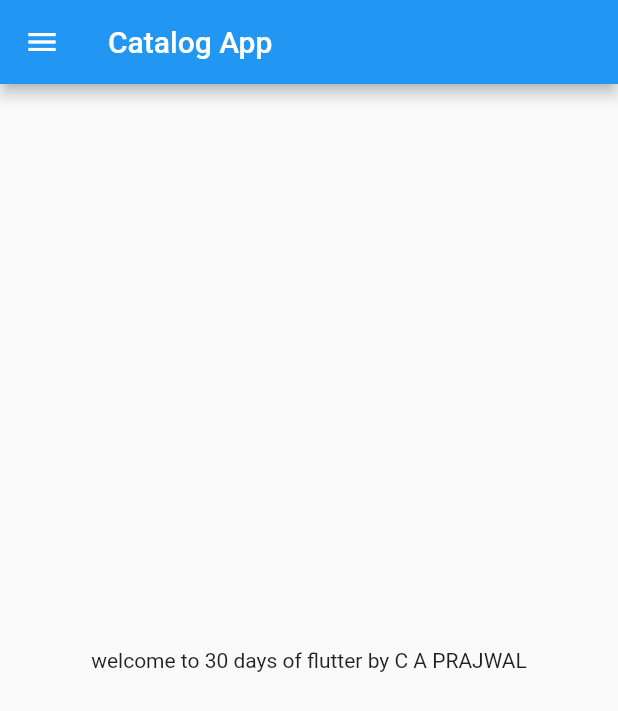
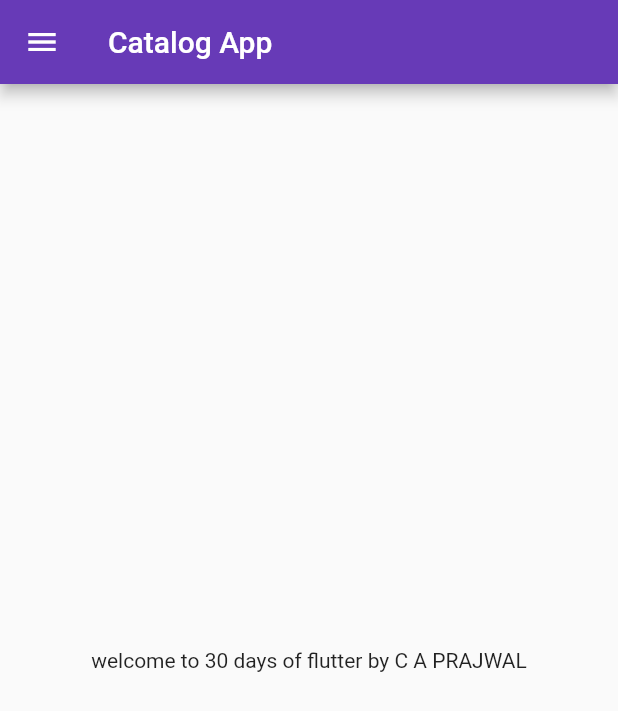
Before and after one commit to caprajwal/flutter_pphins, a Flutter app: the screen it shows after launch, on a phone screen of 412 x 824 dp. Shown: the top 711 px of the screen. Run offline on Flutter 3.47's test engine with Material 2 defaults, Android fonts, the light colour scheme and no system bars.

Commit message:
day 2 completed

```diff
--- a/lib/main.dart
+++ b/lib/main.dart
@@ -1,5 +1,6 @@
 import 'package:flutter/material.dart';
-import 'package:flutter_pphins/homepage.dart';
+import 'package:flutter_pphins/pages/homepage.dart';
+import 'package:flutter_pphins/pages/loginpage.dart';
 
 void main() {
   runApp(MyApp());
@@ -15,7 +16,17 @@
     bool isMale = true;
 
     return MaterialApp(
-      home: HomePage(),
+      themeMode: ThemeMode.light,
+      theme: ThemeData(primarySwatch: Colors.deepPurple),
+      darkTheme: ThemeData(
+        brightness: Brightness.dark,
+      ),
+      initialRoute: "/home",
+      routes: {
+        "/": (context) => LoginPage(),
+        "/home": (context) => HomePage(),
+        "/login": (context) => LoginPage()
+      },
     );
   }
 }
```
Also changed, not shown: lib/pages/loginpage.dart (added, +19 -0 lines), lib/pages/homepage.dart (renamed from lib/homepage.dart).
